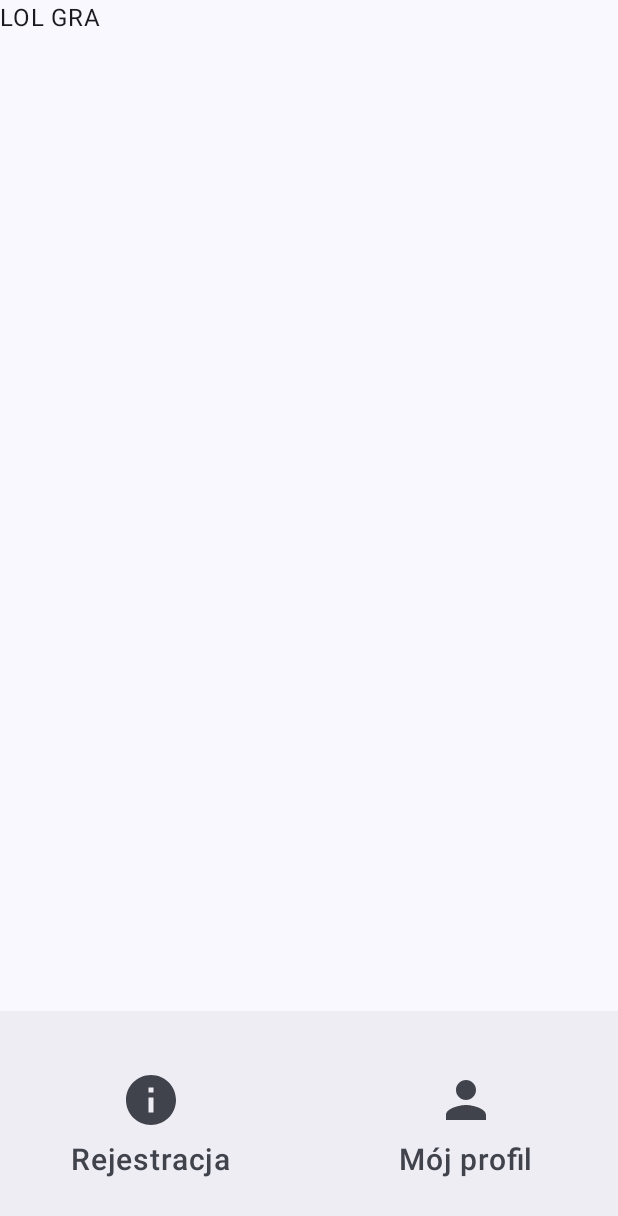
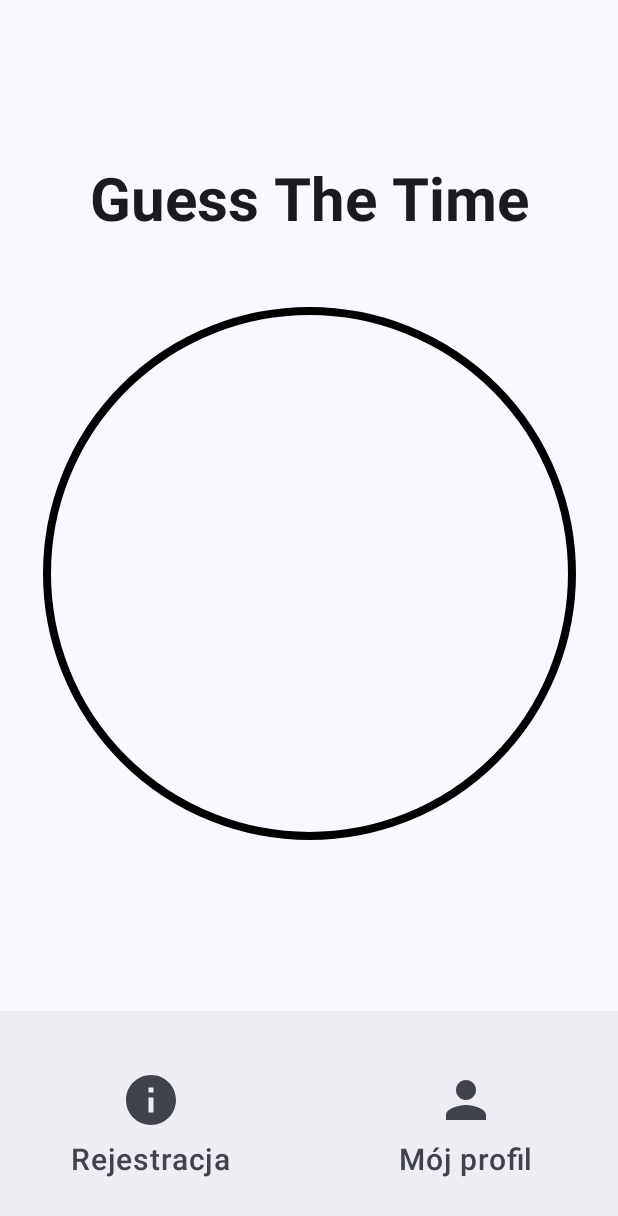
Before and after one commit to ZMejer/GuessTheTime, an Android app built with Jetpack Compose: the game_screen screen opened through its navigation route, on a phone screen of 412 x 824 dp. Shown: the top 1216 px of the screen. Run offline under Robolectric (Android 15) with nearby library versions, the phone set to English and light mode, and no system bars; libraries missing offline, so code that uses them is left out: androidx.xr.runtime; 4 statements that could not run were skipped.

Commit message:
zegarek jest

```diff
--- a/app/build.gradle.kts
+++ b/app/build.gradle.kts
@@ -49,6 +49,7 @@ dependencies {
     implementation(libs.androidx.ui.graphics)
     implementation(libs.androidx.ui.tooling.preview)
     implementation(libs.androidx.material3)
+    implementation(libs.androidx.runtime)
     testImplementation(libs.junit)
     androidTestImplementation(libs.androidx.junit)
     androidTestImplementation(libs.androidx.espresso.core)
--- a/app/src/main/java/com/example/guessthetime/GameScreen.kt
+++ b/app/src/main/java/com/example/guessthetime/GameScreen.kt
@@ -1,9 +1,110 @@
 package com.example.guessthetime
-
+import android.os.Bundle
+import androidx.activity.ComponentActivity
+import androidx.activity.compose.setContent
+import androidx.compose.foundation.Canvas
+import androidx.compose.foundation.layout.Arrangement
+import androidx.compose.foundation.layout.Box
+import androidx.compose.foundation.layout.Column
+import androidx.compose.foundation.layout.fillMaxSize
+import androidx.compose.foundation.layout.fillMaxWidth
+import androidx.compose.foundation.layout.padding
+import androidx.compose.foundation.layout.size
+import androidx.compose.material3.Button
+import androidx.compose.material3.MaterialTheme
 import androidx.compose.material3.Text
 import androidx.compose.runtime.Composable
+import androidx.compose.runtime.MutableState
+import androidx.compose.runtime.mutableStateOf
+import androidx.compose.runtime.remember
+import androidx.compose.ui.Alignment
+import androidx.compose.ui.Modifier
+import androidx.compose.ui.graphics.Color
+import androidx.compose.ui.graphics.graphicsLayer
+import androidx.compose.ui.text.TextStyle
+import androidx.compose.ui.text.font.FontWeight
+import androidx.compose.ui.text.style.TextAlign
+import androidx.compose.ui.tooling.preview.Preview
+import androidx.compose.ui.unit.dp
+import androidx.compose.ui.unit.sp
+import androidx.xr.runtime.math.toRadians
+import kotlin.math.cos
+import kotlin.math.sin
+import kotlin.random.Random
+
+@Composable
+fun ClockCanvas(hours: Int, minutes: Int, seconds: Int) {
+    val size = 350.dp
+    val secondHandColor: Color = MaterialTheme.colorScheme.primary
+
+    Canvas(modifier = Modifier.size(size)) {
+        val centerX = size.toPx() / 2f
+        val centerY = size.toPx() / 2f
+        val radius = size.toPx() / 2f
+
+        drawCircle(
+            color = Color.Black,
+            radius = radius,
+            center = androidx.compose.ui.geometry.Offset(centerX, centerY),
+            style = androidx.compose.ui.graphics.drawscope.Stroke(width = 8f)
+        )
+        drawHand(centerX, centerY, (hours % 12) * 30 + minutes / 2f, radius * 0.5f, 16f) // Hour hand
+        drawHand(centerX, centerY, minutes * 6 + seconds / 10f, radius * 0.7f, 8f)   // Minute hand
+        drawHand(centerX, centerY, seconds * 6f, radius * 0.9f, 4f, secondHandColor)       // Second hand
+    }
+}
+
+fun androidx.compose.ui.graphics.drawscope.DrawScope.drawHand(
+    centerX: Float,
+    centerY: Float,
+    angle: Float,
+    length: Float,
+    strokeWidth: Float,
+    color: Color = Color.Black
+) {
+    val radian = toRadians(angle - 90)
+    val endX = centerX + length * cos(radian)
+    val endY = centerY + length * sin(radian)
+    drawLine(
+        start = androidx.compose.ui.geometry.Offset(centerX, centerY),
+        end = androidx.compose.ui.geometry.Offset(endX, endY),
+        color = color,
+        strokeWidth = strokeWidth
+    )
+}
+
 
 @Composable
 fun GameScreen() {
-    Text(text="LOL GRA")
+    val hours = remember { mutableStateOf(Random.nextInt(0, 25)) }
+    val minutes = remember { mutableStateOf(Random.nextInt(0, 60)) }
+    val seconds = remember { mutableStateOf(Random.nextInt(0, 60)) }
+
+    Box(contentAlignment = Alignment.Center) {
+        Column(
+            horizontalAlignment = Alignment.CenterHorizontally,
+            //verticalArrangement = Arrangement.Center,
+            modifier = Modifier.fillMaxSize().padding(top=100.dp)
+        ) {
+            Text(
+                text = "Guess The Time",
+                fontSize = 40.sp,
+                fontWeight = FontWeight.Bold,
+                textAlign = TextAlign.Center,
+                modifier = Modifier
+                    .fillMaxWidth()
+                    .padding(horizontal = 20.dp, vertical = 10.dp)
+                    .padding(bottom = 40.dp),
+                style = TextStyle(lineHeight = 50.sp)
+            )
+            ClockCanvas(hours.value, minutes.value, seconds.value)
+        }
+    }
 }
+
+@Preview(showBackground = true)
+@Composable
+fun GameScreenPreview() {
+
+    GameScreen()
+}
--- a/gradle/libs.versions.toml
+++ b/gradle/libs.versions.toml
@@ -11,6 +11,7 @@ composeBom = "2024.04.01"
 roomRuntime = "2.6.1"
 navigationCompose = "2.7.7"
 datastorePreferences = "1.1.1"
+runtime = "1.0.0-alpha01"
 
 [libraries]
 androidx-core-ktx = { group = "androidx.core", name = "core-ktx", version.ref = "coreKtx" }
@@ -36,6 +37,7 @@ androidx-room-ktx = { module = "androidx.room:room-ktx", version.ref = "roomRunt
 androidx-room-runtime = { module = "androidx.room:room-runtime", version.ref = "roomRuntime" }
 androidx-navigation-compose = { module = "androidx.navigation:navigation-compose", version.ref = "navigationCompose" }
 androidx-datastore-preferences = { module = "androidx.datastore:datastore-preferences", version.ref = "datastorePreferences" }
+androidx-runtime = { group = "androidx.xr.runtime", name = "runtime", version.ref = "runtime" }
 
 [plugins]
 android-application = { id = "com.android.application", version.ref = "agp" }
```
Also changed, not shown: app/src/main/java/com/example/guessthetime/Navigation.kt (+12 -1 lines).
